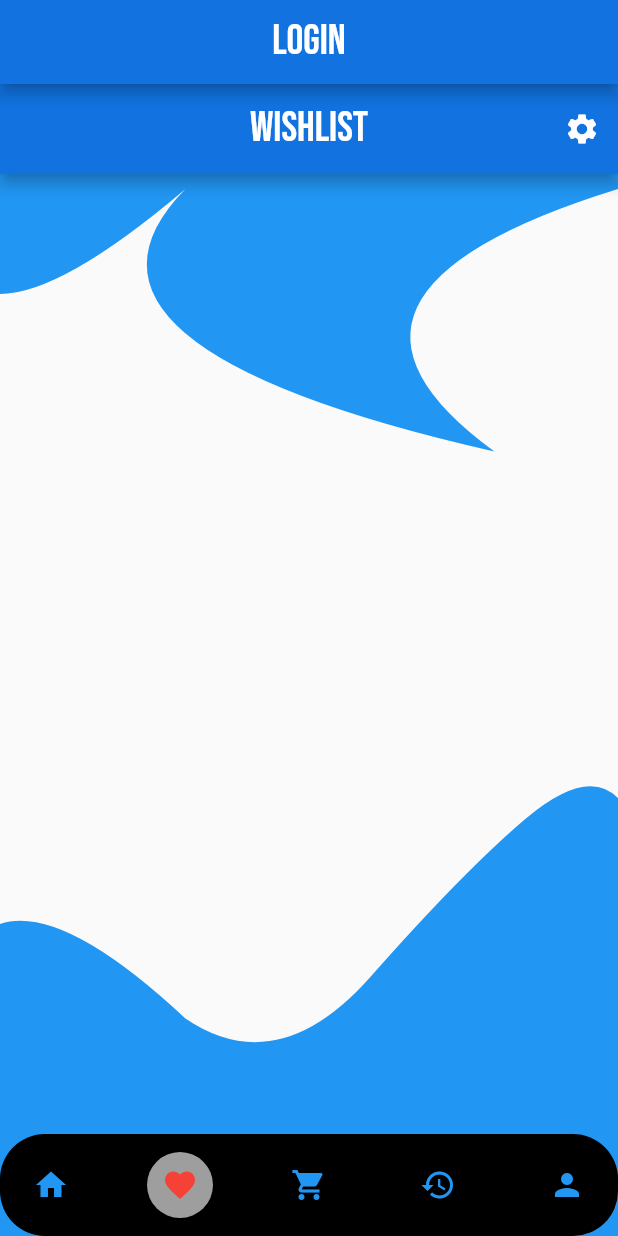
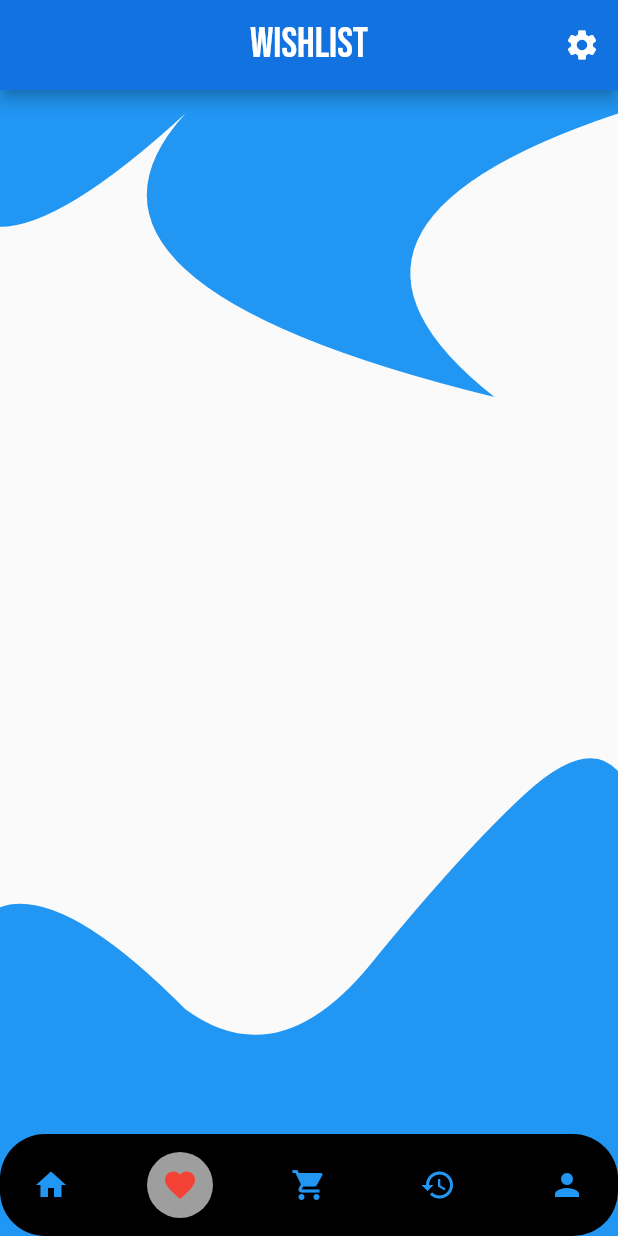
Before and after one commit to boneyjohns/Samayam-watch-e-commerce-app, a Flutter app: the screen it shows once a user with an empty profile is signed in, item 2 of the bottom bar chosen, on a phone screen of 412 x 824 dp. Run offline on Flutter 3.47's test engine with Material 2 defaults, Android fonts, the phone set to English and light mode, and no system bars; drawn by our look-alikes of google_nav_bar; our stand-ins replace cloud_firestore, firebase_auth, firebase_core, firebase_storage, flutter_markdown, get and 3 more; missing offline and left inert: razorpay_flutter, searchbar_animation; accounts and stored records are empty; network calls fail.

Commit message:
every bugs fixed and succesfully hosted in playstore

```diff
--- a/lib/views/settings/widget/policy_dialog.dart
+++ b/lib/views/settings/widget/policy_dialog.dart
@@ -1,9 +1,5 @@
-import 'dart:developer';
-
 import 'package:flutter/material.dart';
 import 'package:flutter/services.dart';
-import 'package:flutter/src/widgets/framework.dart';
-import 'package:flutter/src/widgets/placeholder.dart';
 import 'package:flutter_markdown/flutter_markdown.dart';
 import 'package:get/get.dart';
 import 'package:samayam/const/textstyle.dart';
--- a/lib/views/user_login_page/signin.dart
+++ b/lib/views/user_login_page/signin.dart
@@ -1,7 +1,6 @@
 import 'package:firebase_auth/firebase_auth.dart';
 import 'package:flutter/material.dart';
 import 'package:samayam/const/colours.dart';
-import 'package:samayam/const/textstyle.dart';
 import 'package:samayam/views/navigation_screen/navigation_page.dart';
 import 'package:samayam/views/user_login_page/signin_page.dart';
 
@@ -10,14 +9,6 @@ class Signin extends StatelessWidget {
   @override
   Widget build(BuildContext context) {
     return Scaffold(
-      appBar: AppBar(
-        title: Text(
-          "Login",
-          style: kappbartext,
-        ),
-        centerTitle: true,
-        backgroundColor: kappbarcolor,
-      ),
       backgroundColor: kwhite,
       body: StreamBuilder<User?>(
           stream: FirebaseAuth.instance.authStateChanges(),
```
Also changed, not shown: lib/views/user_login_page/forgetpassword.dart (+4 -5 lines), lib/views/user_login_page/signin_page.dart (+15 -3 lines), pubspec.yaml (+6 -1 lines), pubspec.lock, 23 other files.
